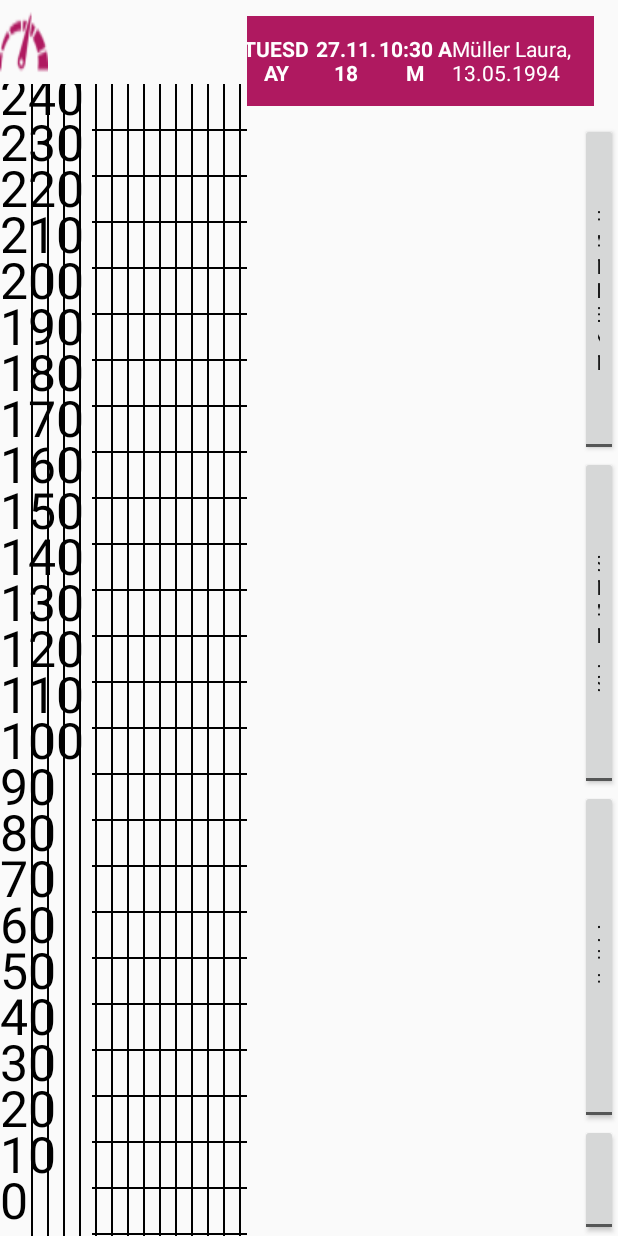
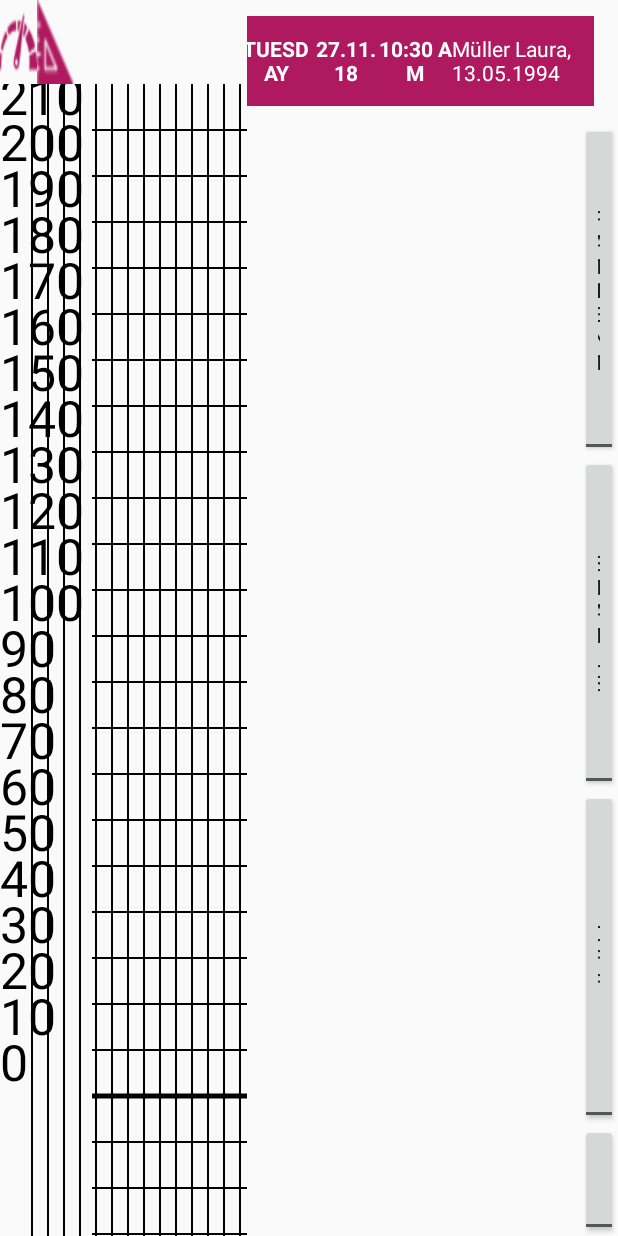
Before and after one commit to bauej1/epatientenprotokoll, an Android app: the screen it shows after launch (MainActivity), on a phone screen of 412 x 824 dp. Run offline under Robolectric (Android 15) with nearby library versions, the phone set to English and light mode, and no system bars.

Commit message:
re-organised toolbox with inheritance and dialog for temperature

```diff
--- a/app/src/main/java/com/epatientenprotokoll/epatientenprotokoll/activities/MainActivity.java
+++ b/app/src/main/java/com/epatientenprotokoll/epatientenprotokoll/activities/MainActivity.java
@@ -20,7 +20,10 @@ import com.epatientenprotokoll.epatientenprotokoll.R;
 import com.epatientenprotokoll.epatientenprotokoll.fragments.MasterDataFragment;
 import com.epatientenprotokoll.epatientenprotokoll.fragments.MaterialFragment;
 import com.epatientenprotokoll.epatientenprotokoll.fragments.StatusFragment;
-import com.epatientenprotokoll.epatientenprotokoll.model.Toolbox;
+import com.epatientenprotokoll.epatientenprotokoll.toolbox.ActionToolbox;
+import com.epatientenprotokoll.epatientenprotokoll.model.Tool;
+import com.epatientenprotokoll.epatientenprotokoll.toolbox.ValueToolBox;
+import com.epatientenprotokoll.epatientenprotokoll.toolbox.Toolbox;
 import java.text.SimpleDateFormat;
 import java.util.Calendar;
 
@@ -38,14 +41,22 @@ public class MainActivity extends AppCompatActivity {
 
     //MeasuresGrid
     private MeasuresGrid measuresGrid;
+    private Tool tool;
     int[][] table = new int[25][15];
     int ventilationStart;
     int ventilationEnd;
     int row;
 
     //Toolbox
+    Toolbox toolbox;
+
+    //ActionToolbox
     private Toolbar toolChooser;
-    private Toolbox toolbox;
+
+    //ValueToolBox
+    private Toolbar valueChooser;
+
+    //DrugToolBox
 
     @Override
     protected void onCreate(Bundle savedInstanceState) {
@@ -155,7 +166,12 @@ public class MainActivity extends AppCompatActivity {
             }
         });
 
-        initToolChooser();
+        //Initialize measurements and tool singleton
+        tool = Tool.getInstance();
+        tool.initMeasurements();
+
+        initActionToolChooser();
+        initValueToolChooser();
         initMeasuresGrid();
     }
 
@@ -167,8 +183,8 @@ public class MainActivity extends AppCompatActivity {
         measuresGrid.setOnClickListener(new MeasuresGrid.OnClickListener() {
             @Override
             void onClick(View view, int row, int column) {
-                if(toolbox.checkIfToolIsSelected()){
-                    if(!toolbox.getActualTool().isMultiMeasure()){
+                if(tool.checkIfToolIsSelected()){
+                    if(!tool.getCurrentTool().isMultiMeasure()){
                         onMeasuresGridClick(row, column);
                     }
                 }
@@ -178,8 +194,8 @@ public class MainActivity extends AppCompatActivity {
         measuresGrid.setOnDragListener(new MeasuresGrid.OnDragListener() {
             @Override
             void onDrag(View view, int columnStart, int columnEnd, int row) {
-                if(toolbox.checkIfToolIsSelected()){
-                    if(toolbox.getActualTool().isMultiMeasure()){
+                if(tool.checkIfToolIsSelected()){
+                    if(tool.getCurrentTool().isMultiMeasure()){
                         onMeasuresGridDrag(columnStart, columnEnd, row);
                     }
                 }
@@ -198,7 +214,7 @@ public class MainActivity extends AppCompatActivity {
     private void onMeasuresGridClick(int row, int column) {
         System.out.println("clicked: " + row + " " + column);
 
-        table[row][column] = toolbox.getActualTool().getSymbol();
+        table[row][column] = tool.getCurrentTool().getSymbol();
         setMeasuresGrid();
     }
 
@@ -230,11 +246,22 @@ public class MainActivity extends AppCompatActivity {
     /**
      * Initializes the tool chooser element on top left screen corner. It allows the user to handle different tools.
      */
-    private void initToolChooser(){
+    private void initActionToolChooser(){
         toolChooser = findViewById(R.id.toolbar);
-        toolbox = new Toolbox();
         toolChooser.setOnClickListener(v -> {
-            toolbox.showToolbox(v);
+            toolbox = new ActionToolbox();
+            toolbox.showToolbox(v, R.menu.toolbox);
         });
     }
+
+    private void initValueToolChooser(){
+        valueChooser = findViewById(R.id.measure_values_toolbar);
+        valueChooser.setOnClickListener(v -> {
+            toolbox = new ValueToolBox(this);
+            toolbox.showToolbox(v, R.menu.value_toolbox);
+        });
+    }
+
+    private void initDrugToolChooser(){
+    }
 }
--- a/app/src/main/java/com/epatientenprotokoll/epatientenprotokoll/activities/MeasuresGrid.java
+++ b/app/src/main/java/com/epatientenprotokoll/epatientenprotokoll/activities/MeasuresGrid.java
@@ -20,7 +20,8 @@ public class MeasuresGrid extends View {
         abstract void onDrag(View view, int columnStart, int columnEnd, int row);
     }
 
-    private static final int maxYValue = 250;
+    private static final int maxYValue = 220;
+    private static final int yAxisLabelDiff = 15;
 
     private int[][] table;
     private OnClickListener onClickListener;
@@ -85,17 +86,8 @@ public class MeasuresGrid extends View {
     }
 
     private void drawGrid(Canvas canvas) {
-        //horizontal lines
-        for (int row = 1; row <= getRowCount(); ++row) {
-            int y = getHeight() / getRowCount() * row;
-            canvas.drawText(getYGridValues(row), 0, y - 15, paint);
-            canvas.drawLine(getHeight() / getRowCount() * 2, y, getWidth(), y, paint); //canvas.drawLine(0, y, getWidth(), y, paint);
-        }
-        //vertical lines
-        for (int column = 2; column <= getColumnCount(); ++column) {
-            int x = getWidth() / getColumnCount() * column;
-            canvas.drawLine(x, 0, x, getHeight(), paint);
-        }
+        drawHorizontalLines(canvas);
+        drawVerticalLines(canvas);
     }
 
     private void drawCells(Canvas canvas) {
@@ -185,4 +177,26 @@ public class MeasuresGrid extends View {
     private String getXGridValues(){
         return "";
     }
+
+    private void drawHorizontalLines(Canvas canvas){
+        for (int row = 1; row <= getRowCount(); ++row) {
+            int y = getHeight() / getRowCount() * row;
+            if(row <= getRowCount()-3){
+                canvas.drawText(getYGridValues(row), 0, y - yAxisLabelDiff, paint);
+            }
+            if(row == getRowCount() - 3){
+                paint.setStrokeWidth(5f);
+            } else {
+                paint.setStrokeWidth(2f);
+            }
+            canvas.drawLine(getHeight() / getRowCount() * 2, y, getWidth(), y, paint); //canvas.drawLine(0, y, getWidth(), y, paint);
+        }
+    }
+
+    private void drawVerticalLines(Canvas canvas){
+        for (int column = 2; column <= getColumnCount(); ++column) {
+            int x = getWidth() / getColumnCount() * column;
+            canvas.drawLine(x, 0, x, getHeight(), paint);
+        }
+    }
 }
--- a/app/src/main/java/com/epatientenprotokoll/epatientenprotokoll/model/Measurement.java
+++ b/app/src/main/java/com/epatientenprotokoll/epatientenprotokoll/model/Measurement.java
@@ -1,4 +1,6 @@
 package com.epatientenprotokoll.epatientenprotokoll.model;
+
+import com.epatientenprotokoll.epatientenprotokoll.R;
 
 /**
  * This Class represents the different Measurements which can used in the grid.
--- /dev/null
+++ b/app/src/main/java/com/epatientenprotokoll/epatientenprotokoll/model/Tool.java
@@ -0,0 +1,78 @@
+package com.epatientenprotokoll.epatientenprotokoll.model;
+
+import com.epatientenprotokoll.epatientenprotokoll.R;
+
+import java.util.ArrayList;
+
+public class Tool {
+
+    private static Tool instance = new Tool();
+    ArrayList<Measurement> measurements = new ArrayList<>();
+    private Measurement currentTool;
+
+    private Tool(){
+    }
+
+    public static Tool getInstance(){
+        return instance;
+    }
+
+    public Measurement getCurrentTool(){
+        return currentTool;
+    }
+
+    public void setCurrentTool(Measurement m){
+        currentTool = m;
+    }
+
+    public Measurement getToolById(int id){
+        for(Measurement m : measurements){
+            if(m.getId() == id) return m;
+        }
+        return null;
+    }
+
+    /**
+     * Checks if a tool is selected before drawing on the grid.
+     * @return true if a tool is selected
+     */
+    public boolean checkIfToolIsSelected(){
+        return currentTool == null ? false : true;
+    }
+
+    public void initMeasurements(){
+        Measurement ventilation = new Measurement(1, R.drawable.ventilation, true, 0, 0, 0, 0);
+        Measurement inextubation = new Measurement(2, R.drawable.intubation_extubation, false, 0, 0, 0, 0);
+        Measurement defibrilation = new Measurement(3, R.drawable.defibrilation, false, 0, 0, 0, 0);
+        Measurement extPacing = new Measurement(4, R.drawable.pacing, false, 0, 0, 0, 0);
+        Measurement heartMassage = new Measurement(5, R.drawable.heart_massage, false, 0, 0, 0, 0);
+        Measurement bloodPressure = new Measurement(6, R.drawable.heart_massage, true, 0, 0, 0, 0);
+        Measurement pulse = new Measurement(7, R.drawable.pulse, false, 0, 0, 0, 0);
+        Measurement breath_frequency = new Measurement(8, R.drawable.measurevalues, false, 0, 0, 0, 0);
+        Measurement pulsox = new Measurement(9, R.drawable.measurevalues, false, 0, 0, 0, 0);
+        Measurement co2 = new Measurement(10, R.drawable.measurevalues, false, 0, 0, 0, 0);
+        Measurement hgt = new Measurement(11, R.drawable.measurevalues, false, 0, 0, 0, 0);
+        Measurement pain = new Measurement(12, R.drawable.measurevalues, false, 0, 0, 0, 0);
+        Measurement ekg = new Measurement(13, R.drawable.measurevalues, false, 0, 0, 0, 0);
+        Measurement venous_canule = new Measurement(14, R.drawable.measurevalues, false, 0, 0, 0, 0);
+        Measurement nacl = new Measurement(15, R.drawable.measurevalues, false, 0, 0, 0, 0);
+        Measurement temp = new Measurement(16, R.drawable.measurevalues, false, 0, 0, 0, 0);
+
+        measurements.add(ventilation);
+        measurements.add(inextubation);
+        measurements.add(defibrilation);
+        measurements.add(extPacing);
+        measurements.add(heartMassage);
+        measurements.add(bloodPressure);
+        measurements.add(pulse);
+        measurements.add(temp);
+        measurements.add(breath_frequency);
+        measurements.add(pulsox);
+        measurements.add(co2);
+        measurements.add(hgt);
+        measurements.add(pain);
+        measurements.add(ekg);
+        measurements.add(venous_canule);
+        measurements.add(nacl);
+    }
+}
--- a/app/src/main/java/com/epatientenprotokoll/epatientenprotokoll/model/Toolbox.java
+++ /dev/null
@@ -1,129 +0,0 @@
-package com.epatientenprotokoll.epatientenprotokoll.model;
-
-import android.view.MenuInflater;
-import android.view.MenuItem;
-import android.view.View;
-import android.widget.PopupMenu;
-import com.epatientenprotokoll.epatientenprotokoll.R;
-import java.lang.reflect.Field;
-import java.util.ArrayList;
-
-public class Toolbox {
-
-    private ArrayList<Measurement> measurements;
-    private Measurement actualTool;
-
-    public Toolbox(){
-        measurements = new ArrayList<>();
-        initTools();
-    }
-
-    /**
-     * Shows the toolbox for the user and forces the Android OS to show icons with reflections.
-     * @param v
-     */
-    public void showToolbox(View v){
-        PopupMenu popup = new PopupMenu(v.getContext(), v);
-        MenuInflater inflater = popup.getMenuInflater();
-        inflater.inflate(R.menu.toolbox, popup.getMenu());
-
-        Object menuHelper;
-        Class[] argTypes;
-        try {
-            Field fMenuHelper = PopupMenu.class.getDeclaredField("mPopup");
-            fMenuHelper.setAccessible(true);
-            menuHelper = fMenuHelper.get(popup);
-            argTypes = new Class[]{boolean.class};
-            menuHelper.getClass().getDeclaredMethod("setForceShowIcon", argTypes).invoke(menuHelper, true);
-        } catch (Exception e) {
-
-        }
-        popup.show();
-
-        popup.setOnMenuItemClickListener(menuItem -> {
-            getMeasureTool(menuItem);
-            return true;
-        });
-    }
-
-    /**
-     * Passes the tool Id to evalActualTool()
-     * @param m
-     */
-    private void getMeasureTool(MenuItem m){
-        int toolId = -1;
-        switch(m.getItemId()){
-            case R.id.tool_ventilation:
-                toolId = 1;
-                break;
-            case R.id.tool_intubation:
-                toolId = 2;
-                break;
-            case R.id.tool_defibrilation:
-                toolId = 3;
-                break;
-            case R.id.tool_pacing:
-                toolId = 4;
-                break;
-            case R.id.tool_heart_massage:
-                toolId = 5;
-                break;
-            case R.id.tool_blood_pressure:
-                toolId = 6;
-                break;
-            case R.id.tool_pulse:
-                toolId = 7;
-                break;
-        }
-        evalActualTool(toolId);
-    }
-
-    /**
-     * Evaluates which tool is actually selected.
-     * @param toolId
-     */
-    private void evalActualTool(int toolId){
-        actualTool = null;
-
-        for(Measurement m : measurements){
-            if(m.getId() == toolId) actualTool = m;
-        }
-    }
-
-    /**
-     * Returns the actual selected tool.
-     * @return the selected tool.
-     */
-    public Measurement getActualTool(){
-        return actualTool;
-    }
-
-    /**
-     * Checks if a tool is selected before drawing on the grid.
-     * @return true if a tool is selected
-     */
-    public boolean checkIfToolIsSelected(){
-        return actualTool == null ? false : true;
-    }
-
-    /**
-     * Initializes all possible tools with its params and adds them to a collection.
-     */
-    private void initTools(){
-        Measurement ventilation = new Measurement(1, R.drawable.ventilation, true, 0, 0, 0, 0);
-        Measurement inextubation = new Measurement(2, R.drawable.intubation_extubation, false, 0, 0, 0, 0);
-        Measurement defibrilation = new Measurement(3, R.drawable.defibrilation, false, 0, 0, 0, 0);
-        Measurement extPacing = new Measurement(4, R.drawable.pacing, false, 0, 0, 0, 0);
-        Measurement heartMassage = new Measurement(5, R.drawable.heart_massage, false, 0, 0, 0, 0);
-        Measurement bloodPressure = new Measurement(6, R.drawable.heart_massage, true, 0, 0, 0, 0);
-        Measurement pulse = new Measurement(7, R.drawable.pulse, false, 0, 0, 0, 0);
-
-        measurements.add(ventilation);
-        measurements.add(inextubation);
-        measurements.add(defibrilation);
-        measurements.add(extPacing);
-        measurements.add(heartMassage);
-        measurements.add(bloodPressure);
-        measurements.add(pulse);
-    }
-}
--- a/app/src/main/res/layout/activity_main.xml
+++ b/app/src/main/res/layout/activity_main.xml
@@ -16,14 +16,24 @@
         <LinearLayout
             android:layout_width="match_parent"
             android:layout_height="wrap_content"
-            android:orientation="horizontal">
+            android:orientation="horizontal"
+            android:weightSum="100">
 
             <android.support.v7.widget.Toolbar
                 android:id="@+id/toolbar"
-                android:layout_width="wrap_content"
+                android:layout_width="0dp"
                 android:layout_height="wrap_content"
-                android:backgroundTint="@color/colorAccent"
-                android:background="@drawable/tools" />
+                android:layout_weight="15"
+                android:background="@drawable/tools"
+                android:backgroundTint="@color/colorAccent" />
+
+            <android.support.v7.widget.Toolbar
+                android:id="@+id/measure_values_toolbar"
+                android:layout_width="0dp"
+                android:layout_height="wrap_content"
+                android:layout_weight="15"
+                android:background="@drawable/measurevalues"
+                android:backgroundTint="@color/colorAccent" />
         </LinearLayout>
 
         <com.epatientenprotokoll.epatientenprotokoll.activities.MeasuresGrid
--- /dev/null
+++ b/app/src/main/res/menu/value_toolbox.xml
@@ -0,0 +1,30 @@
+<?xml version="1.0" encoding="utf-8"?>
+<menu xmlns:android="http://schemas.android.com/apk/res/android">
+    <item android:id="@+id/tool_temperature"
+        android:icon="@drawable/value"
+        android:title="@string/temperature" />
+    <item android:id="@+id/tool_breath_frequency"
+        android:icon="@drawable/value"
+        android:title="@string/breath_frequency"/>
+    <item android:id="@+id/tool_pulsox"
+        android:icon="@drawable/value"
+        android:title="@string/pulsox" />
+    <item android:id="@+id/tool_co2"
+        android:icon="@drawable/value"
+        android:title="@string/co2" />
+    <item android:id="@+id/tool_hgt"
+        android:icon="@drawable/value"
+        android:title="@string/hgt" />
+    <item android:id="@+id/tool_pain"
+        android:icon="@drawable/value"
+        android:title="@string/pain" />
+    <item android:id="@+id/tool_ekg"
+        android:icon="@drawable/value"
+        android:title="@string/ekg" />
+    <item android:id="@+id/tool_venous_canula"
+        android:icon="@drawable/value"
+        android:title="@string/venous_canule" />
+    <item android:id="@+id/tool_nacl"
+        android:icon="@drawable/value"
+        android:title="@string/nacl" />
+</menu>
--- a/app/src/main/res/values/strings.xml
+++ b/app/src/main/res/values/strings.xml
@@ -161,4 +161,14 @@
         <item>Links</item>
         <item>Rechts</item>
     </string-array>
+
+    <string name="temperature">Temp °C</string>
+    <string name="breath_frequency">Atemfrequenz</string>
+    <string name="pulsox">Sp02 Pulsox %</string>
+    <string name="co2">Et CO2 mmHg</string>
+    <string name="hgt">HGT mmol / l</string>
+    <string name="pain">Schmerz-Score</string>
+    <string name="ekg">EKG I, II, III, 12er, Pads</string>
+    <string name="venous_canule">Venenkanüle</string>
+    <string name="nacl">NaCl 0.9% ml</string>
 </resources>
```
Also changed, not shown: app/src/main/java/com/epatientenprotokoll/epatientenprotokoll/dialogs/TemperatureDialog.java (added, +72 -0 lines), app/src/main/java/com/epatientenprotokoll/epatientenprotokoll/toolbox/ActionToolbox.java (added, +72 -0 lines), app/src/main/java/com/epatientenprotokoll/epatientenprotokoll/toolbox/DrugToolBox.java (added, +8 -0 lines), app/src/main/java/com/epatientenprotokoll/epatientenprotokoll/toolbox/Toolbox.java (added, +24 -0 lines), app/src/main/java/com/epatientenprotokoll/epatientenprotokoll/toolbox/ValueToolBox.java (added, +85 -0 lines), app/src/main/res/layout/dialog_temperature.xml (added, +96 -0 lines), app/src/main/res/drawable/measurevalues.png (added), app/src/main/res/drawable/value.png (added).
